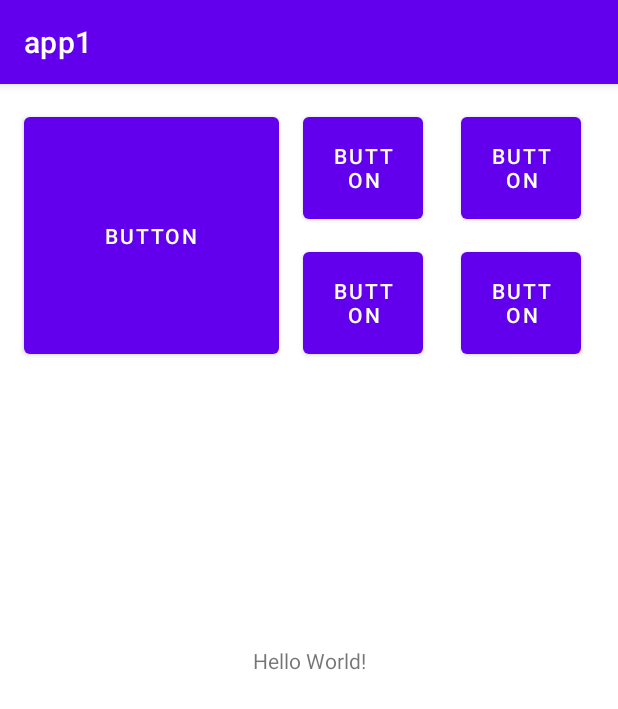
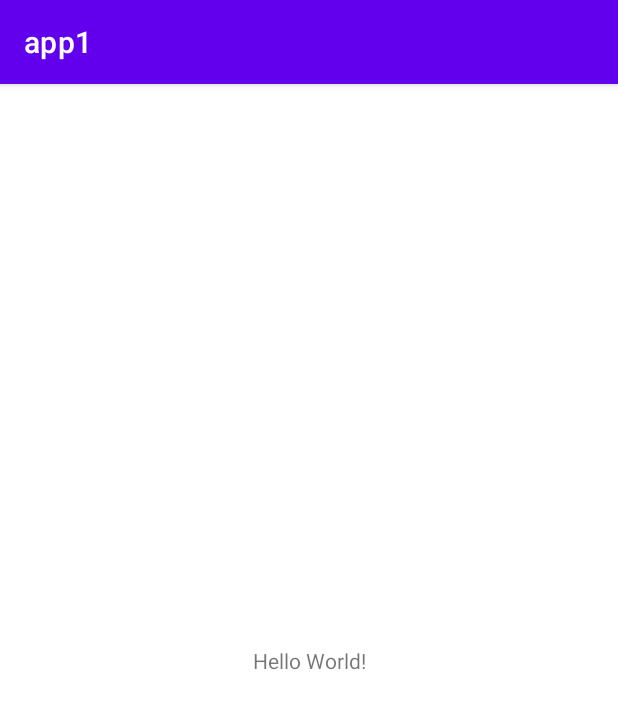
Before and after one commit to Komorebi-tg/app1, an Android app: the screen it shows after launch (MainActivity), on a phone screen of 412 x 824 dp. Shown: the top 709 px of the screen. Run offline under Robolectric (Android 15) with nearby library versions, the phone set to English and light mode, and no system bars.

Commit message:
test commit 2

```diff
--- a/app/src/main/java/com/example/app1/MainActivity.java
+++ b/app/src/main/java/com/example/app1/MainActivity.java
@@ -4,6 +4,7 @@ import android.os.Bundle;
 
 import androidx.appcompat.app.AppCompatActivity;
 
+// test comment2
 public class MainActivity extends AppCompatActivity {
 
     @Override
--- a/app/src/main/res/layout/activity_main.xml
+++ b/app/src/main/res/layout/activity_main.xml
@@ -2,35 +2,9 @@
 <androidx.constraintlayout.widget.ConstraintLayout xmlns:android="http://schemas.android.com/apk/res/android"
     xmlns:app="http://schemas.android.com/apk/res-auto"
     xmlns:tools="http://schemas.android.com/tools"
-    android:id="@+id/button_day"
     android:layout_width="match_parent"
     android:layout_height="match_parent"
     tools:context=".MainActivity">
-
-    <Button
-        android:id="@+id/button_advice"
-        android:layout_width="80dp"
-        android:layout_height="80dp"
-        android:layout_marginStart="16dp"
-        android:layout_marginLeft="16dp"
-        android:layout_marginTop="10dp"
-        android:layout_marginEnd="16dp"
-        android:layout_marginRight="16dp"
-        android:text="Button"
-        app:layout_constraintEnd_toEndOf="parent"
-        app:layout_constraintStart_toEndOf="@+id/button_mental_health"
-        app:layout_constraintTop_toBottomOf="@+id/button_my_profile" />
-
-    <Button
-        android:id="@+id/button_mental_health"
-        android:layout_width="80dp"
-        android:layout_height="80dp"
-        android:layout_marginStart="16dp"
-        android:layout_marginLeft="16dp"
-        android:layout_marginTop="10dp"
-        android:text="Button"
-        app:layout_constraintStart_toEndOf="@+id/button"
-        app:layout_constraintTop_toBottomOf="@+id/button_setting" />
 
     <TextView
         android:layout_width="wrap_content"
@@ -41,40 +15,4 @@
         app:layout_constraintRight_toRightOf="parent"
         app:layout_constraintTop_toTopOf="parent" />
 
-    <Button
-        android:id="@+id/button"
-        android:layout_width="170dp"
-        android:layout_height="170dp"
-        android:layout_marginStart="16dp"
-        android:layout_marginLeft="16dp"
-        android:layout_marginTop="16dp"
-        android:text="Button"
-        app:layout_constraintStart_toStartOf="parent"
-        app:layout_constraintTop_toTopOf="parent" />
-
-    <Button
-        android:id="@+id/button_setting"
-        android:layout_width="80dp"
-        android:layout_height="80dp"
-        android:layout_marginStart="16dp"
-        android:layout_marginLeft="16dp"
-        android:layout_marginTop="16dp"
-        android:text="Button"
-        app:layout_constraintStart_toEndOf="@+id/button"
-        app:layout_constraintTop_toTopOf="parent" />
-
-    <Button
-        android:id="@+id/button_my_profile"
-        android:layout_width="80dp"
-        android:layout_height="80dp"
-        android:layout_marginStart="16dp"
-        android:layout_marginLeft="16dp"
-        android:layout_marginTop="16dp"
-        android:layout_marginEnd="16dp"
-        android:layout_marginRight="16dp"
-        android:text="Button"
-        app:layout_constraintEnd_toEndOf="parent"
-        app:layout_constraintStart_toEndOf="@+id/button_setting"
-        app:layout_constraintTop_toTopOf="parent" />
-
 </androidx.constraintlayout.widget.ConstraintLayout>
--- a/app/src/main/res/values/colors.xml
+++ b/app/src/main/res/values/colors.xml
@@ -7,4 +7,5 @@
     <color name="teal_700">#FF018786</color>
     <color name="black">#FF000000</color>
     <color name="white">#FFFFFFFF</color>
+    <color name="Mizuiro">#CCF9FF</color>
 </resources>
--- a/app/src/main/res/values/strings.xml
+++ b/app/src/main/res/values/strings.xml
@@ -1,3 +1,8 @@
 <resources>
     <string name="app_name">app1</string>
+    <string name="AboutUniversity">About University</string>
+    <string name="Setting">Setting</string>
+    <string name="MyProfile">My Profile</string>
+    <string name="MentalHealth">Mental Health</string>
+    <string name="Advice">Advice</string>
 </resources>
```
